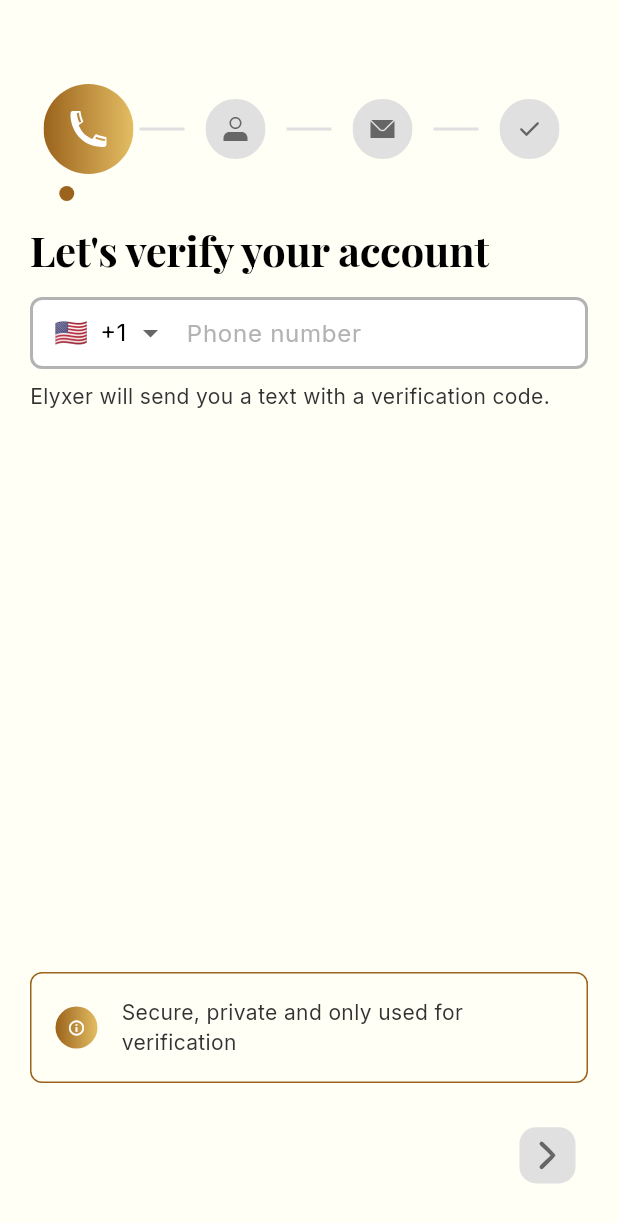
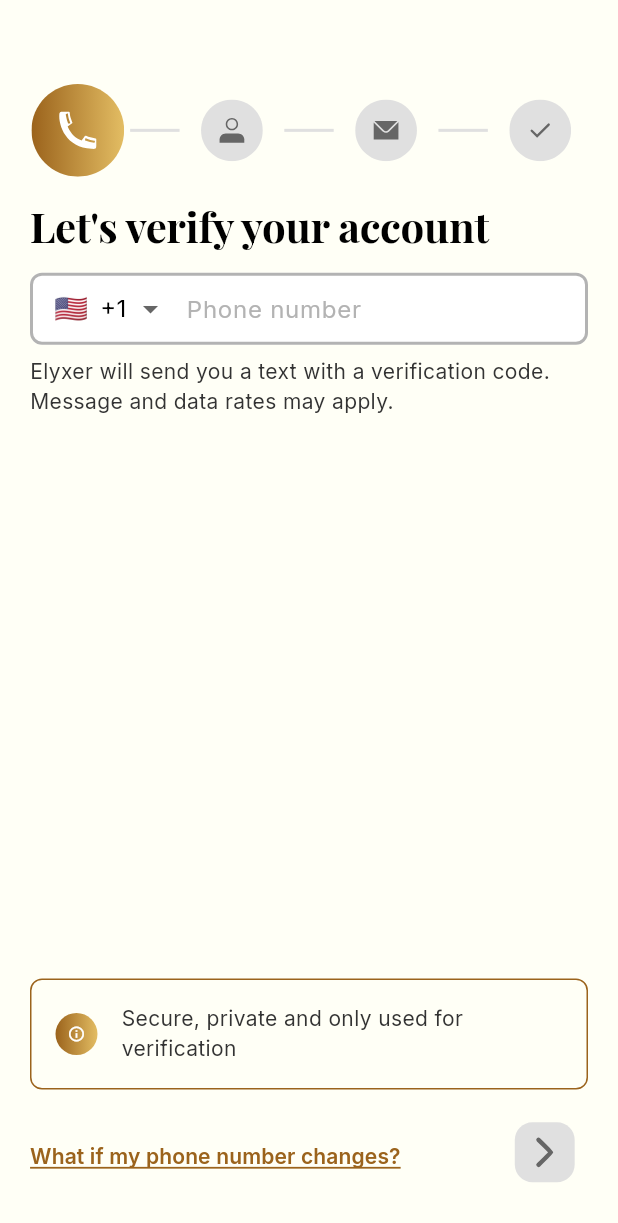
Before and after one commit to DMJ786/Elyxer_Flutter, a Flutter app: the screen it shows after launch, on a phone screen of 412 x 824 dp. Shown: the top 1223 px of the screen. Run offline on Flutter 3.47's test engine with Material 3 defaults, Android fonts, the phone set to English and light mode, and no system bars; drawn by our look-alikes of intl_phone_field; our stand-ins replace flutter_form_builder, flutter_hooks, flutter_riverpod, flutter_svg, form_builder_validators, freezed_annotation and 4 more; generated files the repository leaves out were written again.

Commit message:
feat(ui): add responsive SVG sizing and match Figma design - NextButton responsive (14% width), ProgressIndicator responsive (15%/10%), remove dot indicator, add helper text and footer link per FigmanCo-Authored-By: Claude Opus 4.5 <noreply@anthropic.com>

```diff
--- a/lib/screens/verification_flow_screen.dart
+++ b/lib/screens/verification_flow_screen.dart
@@ -343,7 +343,7 @@ class _PhoneInputContentState extends ConsumerState<PhoneInputContent> {
             const SizedBox(height: AppSpacing.x2),
 
             Text(
-              'Elyxer will send you a text with a verification code.',
+              'Elyxer will send you a text with a verification code. Message and data rates may apply.',
               style: Theme.of(context).textTheme.bodyMedium,
             ),
 
@@ -379,15 +379,38 @@ class _PhoneInputContentState extends ConsumerState<PhoneInputContent> {
                 ],
               ),
             ),
-            const SizedBox(height: AppSpacing.x6),
+            const SizedBox(height: AppSpacing.x4),
 
-            // Next Button - uses SVG assets with proper state handling
-            Align(
-              alignment: Alignment.centerRight,
-              child: NextButton(
-                onPressed: (_isLoading || !_isValidPhone) ? null : _handleContinue,
-                isDisabled: _isLoading || !_isValidPhone,
-              ),
+            // Footer row with link and NextButton
+            Row(
+              mainAxisAlignment: MainAxisAlignment.spaceBetween,
+              crossAxisAlignment: CrossAxisAlignment.center,
+              children: [
+                TextButton(
+                  onPressed: () {
+                    // TODO: Navigate to help/support
+                  },
+                  style: TextButton.styleFrom(
+                    padding: EdgeInsets.zero,
+                    minimumSize: Size.zero,
+                    tapTargetSize: MaterialTapTargetSize.shrinkWrap,
+                  ),
+                  child: const Text(
+                    'What if my phone number changes?',
+                    style: TextStyle(
+                      color: AppColors.brandDark,
+                      fontSize: 14,
+                      decoration: TextDecoration.underline,
+                      decorationColor: AppColors.brandDark,
+                    ),
+                  ),
+                ),
+                // Next Button - uses SVG assets with proper state handling
+                NextButton(
+                  onPressed: (_isLoading || !_isValidPhone) ? null : _handleContinue,
+                  isDisabled: _isLoading || !_isValidPhone,
+                ),
+              ],
             ),
             const SizedBox(height: AppSpacing.x6),
           ],
--- a/lib/widgets/next_button.dart
+++ b/lib/widgets/next_button.dart
@@ -99,12 +99,20 @@ class _NextButtonState extends State<NextButton> {
       // and doesn't recognize that the asset path has changed, causing the
       // button to display the wrong state (e.g., showing Default.svg when
       // it should show Disabled.svg).
-      child: SvgPicture.asset(
-        currentAsset,
-        key: ValueKey(currentAsset),
-        width: 54,
-        height: 54,
-        fit: BoxFit.contain,
+      child: LayoutBuilder(
+        builder: (context, constraints) {
+          // Responsive sizing: 14% of screen width, min 44px, max 64px
+          final screenWidth = MediaQuery.of(context).size.width;
+          final size = (screenWidth * 0.14).clamp(44.0, 64.0);
+
+          return SvgPicture.asset(
+            currentAsset,
+            key: ValueKey(currentAsset),
+            width: size,
+            height: size,
+            fit: BoxFit.contain,
+          );
+        },
       ),
     );
   }
--- a/lib/widgets/progress_indicator.dart
+++ b/lib/widgets/progress_indicator.dart
@@ -19,69 +19,56 @@ class ProgressIndicatorWidget extends StatelessWidget {
 
   @override
   Widget build(BuildContext context) {
+    final screenWidth = MediaQuery.of(context).size.width;
+    // Responsive icon size: 15% of screen width, clamped between 48-70px
+    final iconSize = (screenWidth * 0.15).clamp(48.0, 70.0);
+
     return SizedBox(
-      height: 78,
-      child: Stack(
-        alignment: Alignment.topCenter,
-        children: [
-          // Step indicators and bars
-          Row(
-            mainAxisAlignment: MainAxisAlignment.center,
-            children: _buildStepsWithBars(),
-          ),
-          // Progress dot indicator
-          Positioned(
-            top: 68,
-            left: (MediaQuery.of(context).size.width - 40) / 2 - // Account for 20px padding on each side
-                166.5 + // Center offset for first icon
-                (currentStep * 107.667), // Spacing: 60px icon + 47.667px bar
-            child: AnimatedContainer(
-              duration: const Duration(milliseconds: 300),
-              curve: Curves.easeInOut,
-              width: 10,
-              height: 10,
-              decoration: const BoxDecoration(
-                color: AppColors.brandDark,
-                shape: BoxShape.circle,
-              ),
-            ),
-          ),
-        ],
+      height: iconSize,
+      child: Row(
+        mainAxisAlignment: MainAxisAlignment.center,
+        children: _buildStepsWithBars(context),
       ),
     );
   }
 
-  List<Widget> _buildStepsWithBars() {
+  List<Widget> _buildStepsWithBars(BuildContext context) {
     final widgets = <Widget>[];
 
     for (int i = 0; i < steps.length; i++) {
       // Add step icon
-      widgets.add(_buildStepIcon(steps[i], i));
+      widgets.add(_buildStepIcon(steps[i], i, context));
 
       // Add progress bar between steps (except after last step)
       if (i < steps.length - 1) {
-        widgets.add(_buildProgressBar(i));
+        widgets.add(_buildProgressBar(i, context));
       }
     }
 
     return widgets;
   }
 
-  Widget _buildStepIcon(ProgressStep step, int index) {
+  Widget _buildStepIcon(ProgressStep step, int index, BuildContext context) {
     final isActive = index == currentStep;
-    final size = isActive ? 60.0 : 40.0;
+
+    // Responsive sizing based on screen width
+    final screenWidth = MediaQuery.of(context).size.width;
+    final activeSize = (screenWidth * 0.15).clamp(48.0, 70.0);
+    final inactiveSize = (screenWidth * 0.10).clamp(32.0, 50.0);
+    final containerSize = activeSize;
+    final iconSize = isActive ? activeSize : inactiveSize;
 
     return SizedBox(
-      width: 60.0,
-      height: 60.0,
+      width: containerSize,
+      height: containerSize,
       child: Center(
         child: SizedBox(
-          width: size,
-          height: size,
+          width: iconSize,
+          height: iconSize,
           child: SvgPicture.asset(
             _getIconAssetPath(step.icon, step.status),
-            width: size,
-            height: size,
+            width: iconSize,
+            height: iconSize,
             fit: BoxFit.contain,
           ),
         ),
@@ -89,15 +76,19 @@ class ProgressIndicatorWidget extends StatelessWidget {
     );
   }
 
-  Widget _buildProgressBar(int index) {
+  Widget _buildProgressBar(int index, BuildContext context) {
     final isCompleted = steps[index].status == StepStatus.completed;
     final isInProgress =
         steps[index].status == StepStatus.completed &&
         index + 1 < steps.length &&
         steps[index + 1].status == StepStatus.inProgress;
 
+    // Responsive bar width: 8% of screen width, clamped between 20-40px
+    final screenWidth = MediaQuery.of(context).size.width;
+    final barWidth = (screenWidth * 0.08).clamp(20.0, 40.0);
+
     return Container(
-      width: 30.0,
+      width: barWidth,
       height: 2,
       margin: const EdgeInsets.symmetric(horizontal: 4),
       decoration: BoxDecoration(
```
